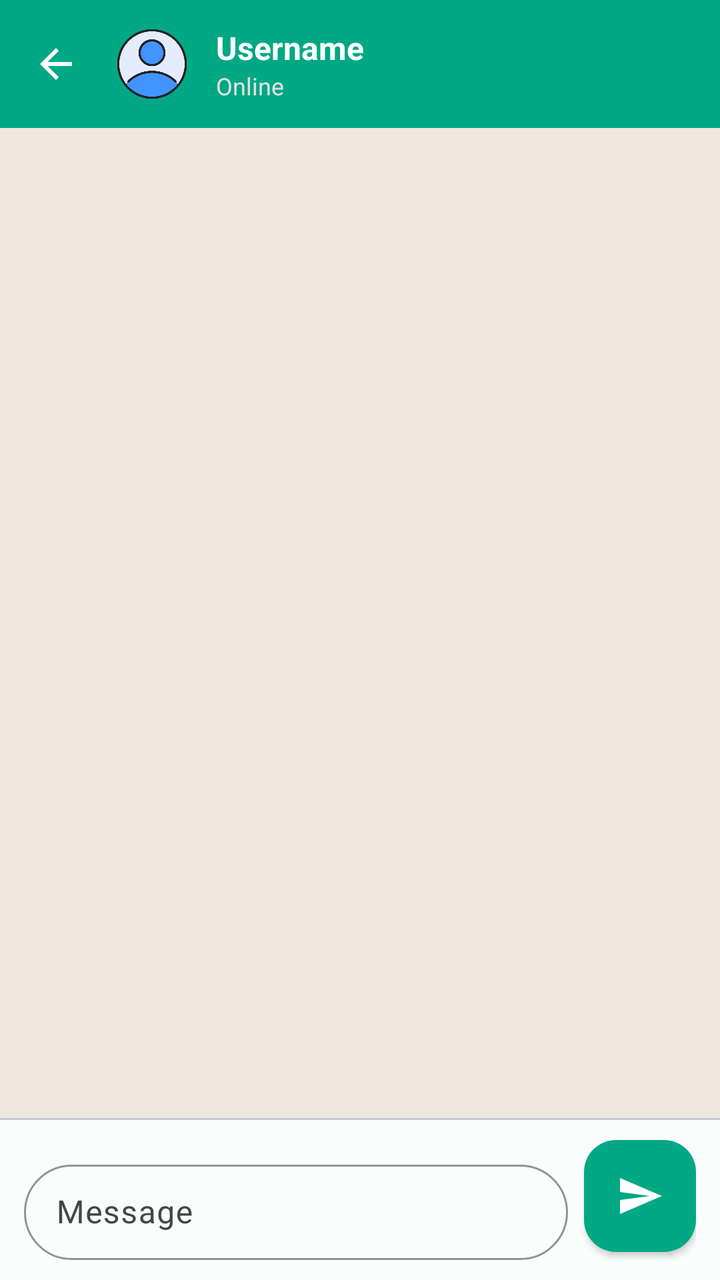
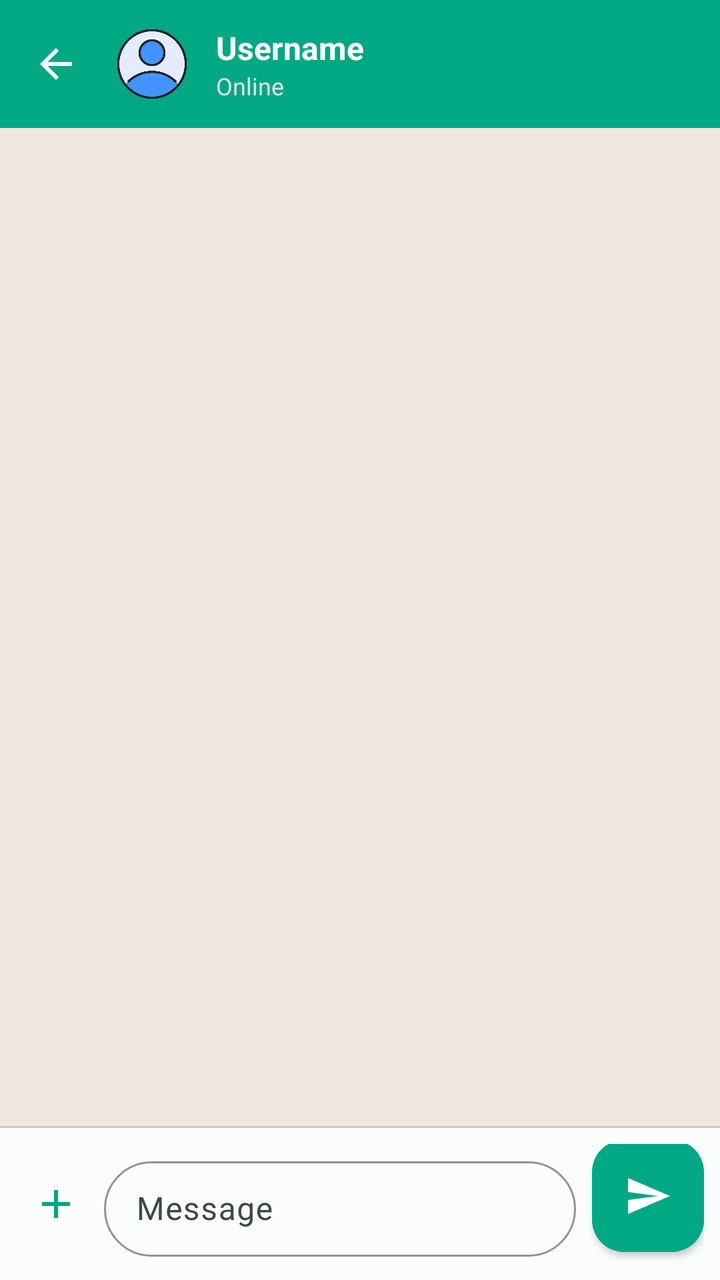

The first picture is an Android layout as it rendered before a commit; the second is the same layout after the commit. The layout source and the unified diff follow.
<!-- AndroidManifest.xml: application theme Theme.GupShup -->
<!-- res/layout/activity_chat.xml -->
<?xml version="1.0" encoding="utf-8"?>
<LinearLayout xmlns:android="http://schemas.android.com/apk/res/android"
    xmlns:app="http://schemas.android.com/apk/res-auto"
    android:orientation="vertical"
    android:layout_width="match_parent"
    android:layout_height="match_parent"
    android:background="@color/chatBackground">

    
    <TextView
        android:id="@+id/offlineBanner"
        android:layout_width="match_parent"
        android:layout_height="wrap_content"
        android:background="#E53935"
        android:text="No internet connection"
        android:textColor="@android:color/white"
        android:textSize="12sp"
        android:textAlignment="center"
        android:paddingVertical="4dp"
        android:visibility="gone" />

    
    <com.google.android.material.appbar.MaterialToolbar
        android:id="@+id/chatToolbar"
        android:layout_width="match_parent"
        android:layout_height="?attr/actionBarSize"
        android:background="?attr/colorPrimary"
        android:elevation="4dp"
        app:navigationIcon="@drawable/ic_arrow_back"
        app:navigationIconTint="?attr/colorOnPrimary">

        <LinearLayout
            android:layout_width="match_parent"
            android:layout_height="match_parent"
            android:orientation="horizontal"
            android:gravity="center_vertical">

            <com.google.android.material.imageview.ShapeableImageView
                android:id="@+id/toolbarAvatar"
                android:layout_width="40dp"
                android:layout_height="40dp"
                android:scaleType="centerCrop"
                android:src="@drawable/ic_profile_placeholder"
                app:shapeAppearanceOverlay="@style/ShapeAppearance.Material3.Corner.Full"
                android:padding="2dp"
                android:visibility="visible"/>

            <LinearLayout
                android:layout_width="wrap_content"
                android:layout_height="wrap_content"
                android:orientation="vertical"
                android:layout_marginStart="12dp">

                <TextView
                    android:id="@+id/userNameText"
                    android:layout_width="wrap_content"
                    android:layout_height="wrap_content"
                    android:text="Username"
                    android:textColor="?attr/colorOnPrimary"
                    android:textStyle="bold"
                    android:textSize="16sp"
                    android:maxLines="1"
                    android:ellipsize="end" />

                <TextView
                    android:id="@+id/userStatusText"
                    android:layout_width="wrap_content"
                    android:layout_height="wrap_content"
                    android:text="Online"
                    android:textColor="#E0E0E0"
                    android:textSize="12sp"
                    android:maxLines="1" />
            </LinearLayout>
        </LinearLayout>
    </com.google.android.material.appbar.MaterialToolbar>

    
    <androidx.recyclerview.widget.RecyclerView
        android:id="@+id/recyclerView"
        android:layout_width="match_parent"
        android:layout_height="0dp"
        android:layout_weight="1"
        android:paddingHorizontal="8dp"
        android:paddingTop="8dp"
        android:clipToPadding="false"
        android:scrollbars="vertical" />

    
    <View
        android:layout_width="match_parent"
        android:layout_height="1dp"
        android:background="?attr/colorOutlineVariant" />

    
    <LinearLayout
        android:layout_width="match_parent"
        android:layout_height="wrap_content"
        android:orientation="horizontal"
        android:gravity="bottom"
        android:paddingHorizontal="12dp"
        android:paddingVertical="10dp"
        android:background="?attr/colorSurface">

        <com.google.android.material.textfield.TextInputLayout
            android:id="@+id/inputLayout"
            android:layout_width="0dp"
            android:layout_height="wrap_content"
            android:layout_weight="1"
            android:hint="Message"
            app:boxBackgroundMode="outline"
            app:boxCornerRadiusTopStart="24dp"
            app:boxCornerRadiusTopEnd="24dp"
            app:boxCornerRadiusBottomStart="24dp"
            app:boxCornerRadiusBottomEnd="24dp"
            app:boxStrokeColor="?attr/colorPrimary"
            style="@style/Widget.Material3.TextInputLayout.OutlinedBox.Dense">

            <com.google.android.material.textfield.TextInputEditText
                android:id="@+id/messageInput"
                android:layout_width="match_parent"
                android:layout_height="wrap_content"
                android:inputType="textCapSentences|textMultiLine"
                android:maxLines="4"
                android:textColor="?attr/colorOnSurface" />
        </com.google.android.material.textfield.TextInputLayout>

        <com.google.android.material.floatingactionbutton.FloatingActionButton
            android:id="@+id/sendButton"
            android:layout_width="wrap_content"
            android:layout_height="wrap_content"
            android:layout_marginStart="8dp"
            android:layout_marginBottom="4dp"
            android:src="@drawable/ic_send"
            app:tint="?attr/colorOnPrimary"
            app:backgroundTint="?attr/colorPrimary"
            app:elevation="2dp"
            app:fabSize="mini" />

    </LinearLayout>

</LinearLayout>
<!-- resources referenced by this layout -->
<resources>
  <color name="chatBackground">#EFE7DE</color>
  <!-- drawable ic_arrow_back (drawable) -->
  <vector xmlns:android="http://schemas.android.com/apk/res/android"
      android:width="24dp"
      android:height="24dp"
      android:viewportWidth="24"
      android:viewportHeight="24"
      android:tint="?attr/colorOnSurface"
      android:autoMirrored="true">
      <path android:fillColor="@android:color/white"
          android:pathData="M20,11H7.83l5.59,-5.59L12,4l-8,8 8,8 1.41,-1.41L7.83,13H20v-2z"/>
  </vector>
  <!-- drawable ic_send (drawable) -->
  <?xml version="1.0" encoding="utf-8"?>
  <vector xmlns:android="http://schemas.android.com/apk/res/android"
      android:width="24dp"
      android:height="24dp"
      android:viewportWidth="24"
      android:viewportHeight="24">
      <path
          android:fillColor="@color/colorPrimary"
          android:pathData="M2.01,21L23,12 2.01,3 2,10 17,12 2,14z"/>
  </vector>
  <color name="colorPrimary">#00A884</color>
  <color name="onPrimary">#FFFFFF</color>
  <color name="colorPrimaryContainer">#D0F8EC</color>
  <color name="onPrimaryContainer">#00201A</color>
  <color name="colorSecondary">#4A635D</color>
  <color name="onSecondary">#FFFFFF</color>
  <color name="colorSecondaryContainer">#CCE8E0</color>
  <color name="onSecondaryContainer">#05201A</color>
  <color name="colorTertiary">#4B607C</color>
  <color name="onTertiary">#FFFFFF</color>
  <color name="colorTertiaryContainer">#D3E4FF</color>
  <color name="onTertiaryContainer">#041C35</color>
  <color name="background">#FFFFFF</color>
  <color name="surface">#FBFDFD</color>
  <color name="surfaceVariant">#DBE5E0</color>
  <color name="onSurface">#191C1B</color>
  <color name="onSurfaceVariant">#3F4946</color>
  <color name="outline">#6F7976</color>
  <color name="colorSurfaceContainer">#F0F4F3</color>
  <color name="colorSurfaceContainerLow">#F6FBF9</color>
  <color name="error">#BA1A1A</color>
  <color name="onError">#FFFFFF</color>
  <color name="errorContainer">#FFDAD6</color>
  <color name="onErrorContainer">#410002</color>
  <!-- unchanged entries left out for length: 2 -->
</resources>

<!-- the commit's change to res/layout/activity_chat.xml (unified diff, before → after) -->
@@ -96,10 +96,21 @@
         android:layout_width="match_parent"
         android:layout_height="wrap_content"
         android:orientation="horizontal"
-        android:gravity="bottom"
-        android:paddingHorizontal="12dp"
-        android:paddingVertical="10dp"
+        android:gravity="center_vertical"
+        android:paddingHorizontal="8dp"
+        android:paddingVertical="8dp"
         android:background="?attr/colorSurface">
+
+        <ImageButton
+            android:id="@+id/attachButton"
+            android:layout_width="40dp"
+            android:layout_height="40dp"
+            android:background="?attr/selectableItemBackgroundBorderless"
+            android:src="@drawable/ic_add_status"
+            app:tint="?attr/colorPrimary"
+            android:contentDescription="Attach Media"
+            android:padding="8dp"
+            android:layout_marginEnd="4dp" />
 
         <com.google.android.material.textfield.TextInputLayout
             android:id="@+id/inputLayout"
<!-- resource entries referenced after the edit -->
@@ -1,6 +1,16 @@
 <!-- resources referenced by this layout -->
 <resources>
   <color name="chatBackground">#EFE7DE</color>
+  <!-- drawable ic_add_status (drawable) -->
+  <vector xmlns:android="http://schemas.android.com/apk/res/android"
+      android:width="24dp"
+      android:height="24dp"
+      android:viewportWidth="24"
+      android:viewportHeight="24">
+    <path
+        android:fillColor="@android:color/white"
+        android:pathData="M19,13h-6v6h-2v-6H5v-2h6V5h2v6h6v2z"/>
+  </vector>
   <!-- drawable ic_arrow_back (drawable) -->
   <vector xmlns:android="http://schemas.android.com/apk/res/android"
       android:width="24dp"
